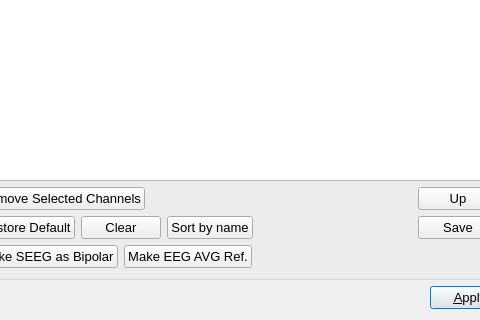
Qt form src/AnyWave/Montage/AwMontageDial.ui (HIP-infrastructure/anywave-code) before a commit; both pictures show x 508 to 988 and y 491 to 811 of the 1115 by 811 pixel window.
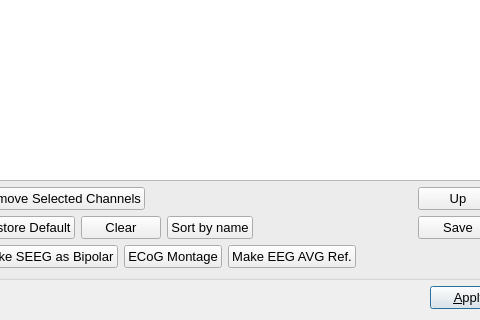
The same form after that commit. Icons and pictures are not drawn. Custom widgets are drawn as their Qt base class.

The edit to the form file:
```diff
--- a/src/AnyWave/Montage/AwMontageDial.ui
+++ b/src/AnyWave/Montage/AwMontageDial.ui
@@ -521,6 +521,13 @@
             </property>
            </widget>
           </item>
+          <item>
+           <widget class="QPushButton" name="buttonECOG">
+            <property name="text">
+             <string>ECoG Montage</string>
+            </property>
+           </widget>
+          </item>
           <item>
            <widget class="QPushButton" name="buttonAVG">
             <property name="sizePolicy">
```
